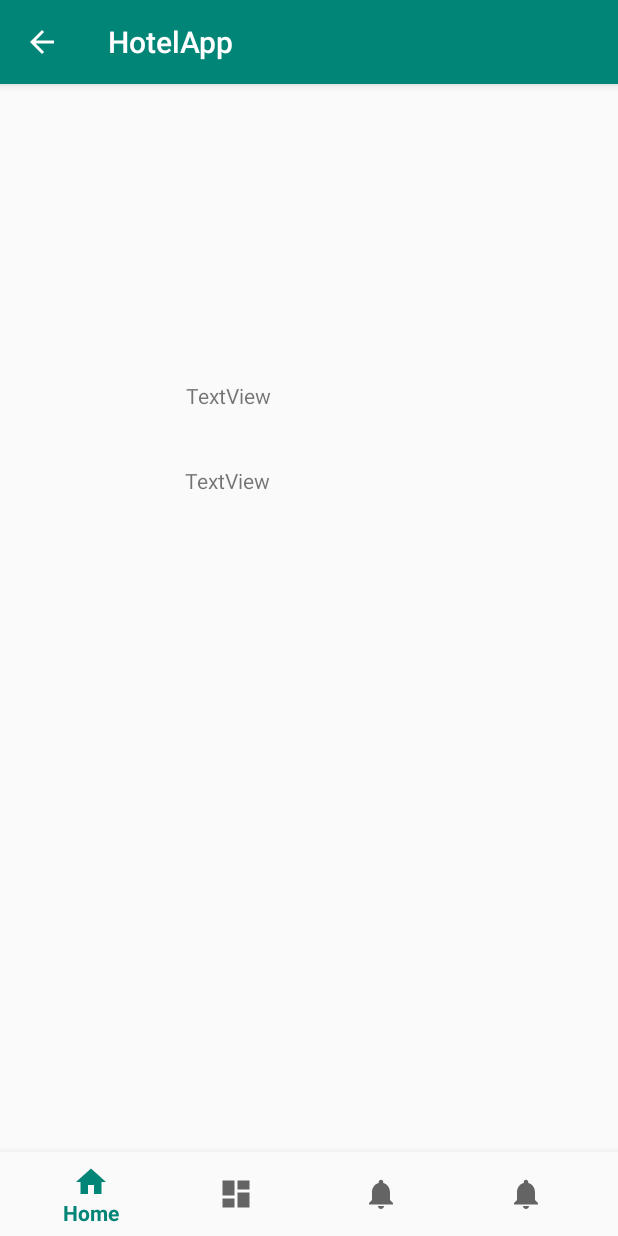
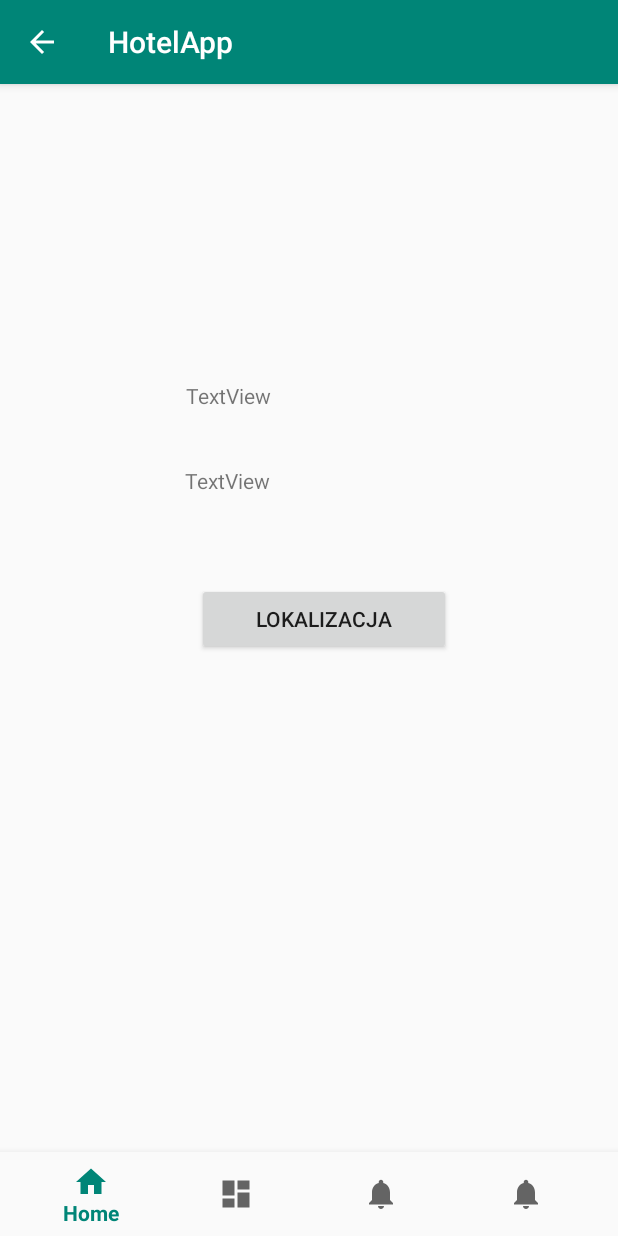
Before and after one commit to kubavation/UniversityAndroidProject, an Android app: the fragment HotelDetailsFragment placed in its activity, on a phone screen of 412 x 824 dp. Run offline under Robolectric (Android 15) with nearby library versions, the phone set to English and light mode, and no system bars; 4 statements that could not run were skipped.

Commit message:
added button with location of hotel + logic

```diff
--- a/app/src/main/java/com/example/hotelapp/service/HotelService.java
+++ b/app/src/main/java/com/example/hotelapp/service/HotelService.java
@@ -10,9 +10,9 @@ public class HotelService {
     public static List<Hotel> hotels = new ArrayList<>();
 
     static {
-        hotels.add(new Hotel("testowy","desc1",new double[]{51.02,33.03},"hotel1"));
-        hotels.add(new Hotel("testowy2","desc2",new double[]{51.02,33.03},"hotel2"));
-        hotels.add(new Hotel("testowy3","desc3",new double[]{51.02,33.03},"hotel3"));
+        hotels.add(new Hotel("testowy","desc1",new double[]{51.4636,19.2717},"hotel1"));
+        hotels.add(new Hotel("testowy2","desc2",new double[]{51.4636,19.2717},"hotel2"));
+        hotels.add(new Hotel("testowy3","desc3",new double[]{51.4636,19.2717},"hotel3"));
     }
 
     public static Hotel findHotelById(String id) {
--- a/app/src/main/res/layout/fragment_hotel_details.xml
+++ b/app/src/main/res/layout/fragment_hotel_details.xml
@@ -41,4 +41,16 @@
         android:layout_marginTop="9dp"
         android:layout_marginEnd="106dp"
         android:text="TextView" />
+
+    <Button
+        android:id="@+id/locationButton"
+        android:layout_width="169dp"
+        android:layout_height="wrap_content"
+        android:layout_below="@+id/details_desc"
+        android:layout_alignParentStart="true"
+        android:layout_alignParentEnd="true"
+        android:layout_marginStart="131dp"
+        android:layout_marginTop="34dp"
+        android:layout_marginEnd="111dp"
+        android:text="Lokalizacja" />
 </RelativeLayout>
```
Also changed, not shown: app/src/main/java/com/example/hotelapp/fragments/HotelDetailsFragment.java (+40 -0 lines).
